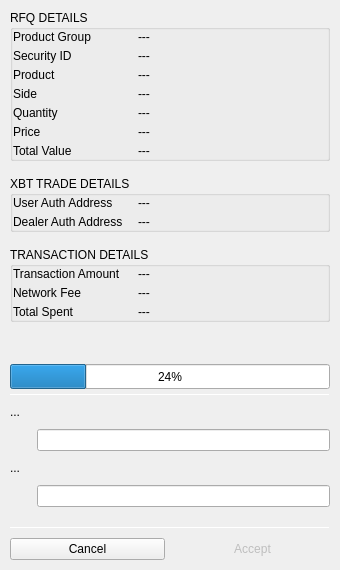
First picture: the form in BlockSettleUILib/XBTSettlementTransactionWidget.ui, repository BlockSettle/terminal, before the edit.
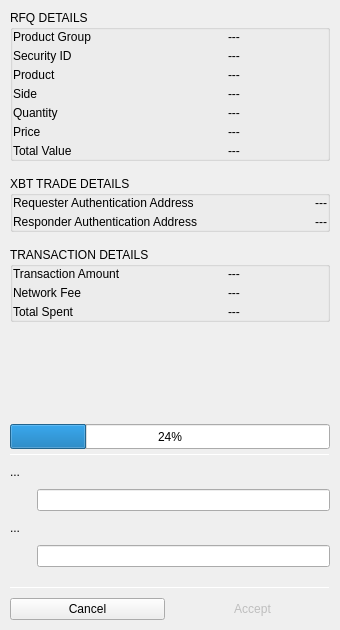
Second picture: the form after the edit. Icons and pictures are not drawn.

Commit message: Verified XBT requester settlement window.

Patch:
```diff
--- a/BlockSettleUILib/XBTSettlementTransactionWidget.ui
+++ b/BlockSettleUILib/XBTSettlementTransactionWidget.ui
@@ -7,15 +7,21 @@
     <x>0</x>
     <y>0</y>
     <width>340</width>
-    <height>570</height>
+    <height>630</height>
    </rect>
   </property>
   <property name="sizePolicy">
-   <sizepolicy hsizetype="Fixed" vsizetype="MinimumExpanding">
+   <sizepolicy hsizetype="Fixed" vsizetype="Fixed">
     <horstretch>0</horstretch>
     <verstretch>0</verstretch>
    </sizepolicy>
   </property>
+  <property name="minimumSize">
+   <size>
+    <width>340</width>
+    <height>630</height>
+   </size>
+  </property>
   <property name="windowTitle">
    <string>Form</string>
   </property>
@@ -126,7 +132,7 @@
               </property>
               <property name="minimumSize">
                <size>
-                <width>120</width>
+                <width>210</width>
                 <height>0</height>
                </size>
               </property>
@@ -197,7 +203,7 @@
               </property>
               <property name="minimumSize">
                <size>
-                <width>120</width>
+                <width>210</width>
                 <height>0</height>
                </size>
               </property>
@@ -268,7 +274,7 @@
               </property>
               <property name="minimumSize">
                <size>
-                <width>120</width>
+                <width>210</width>
                 <height>0</height>
                </size>
               </property>
@@ -339,7 +345,7 @@
               </property>
               <property name="minimumSize">
                <size>
-                <width>120</width>
+                <width>210</width>
                 <height>0</height>
                </size>
               </property>
@@ -410,7 +416,7 @@
               </property>
               <property name="minimumSize">
                <size>
-                <width>120</width>
+                <width>210</width>
                 <height>0</height>
                </size>
               </property>
@@ -481,7 +487,7 @@
               </property>
               <property name="minimumSize">
                <size>
-                <width>120</width>
+                <width>210</width>
                 <height>0</height>
                </size>
               </property>
@@ -552,7 +558,7 @@
               </property>
               <property name="minimumSize">
                <size>
-                <width>120</width>
+                <width>210</width>
                 <height>0</height>
                </size>
               </property>
@@ -640,14 +646,14 @@
             <item>
              <widget class="QLabel" name="label_9">
               <property name="sizePolicy">
-               <sizepolicy hsizetype="Minimum" vsizetype="Preferred">
+               <sizepolicy hsizetype="Fixed" vsizetype="Preferred">
                 <horstretch>0</horstretch>
                 <verstretch>0</verstretch>
                </sizepolicy>
               </property>
               <property name="minimumSize">
                <size>
-                <width>120</width>
+                <width>210</width>
                 <height>0</height>
                </size>
               </property>
@@ -658,7 +664,7 @@
                </size>
               </property>
               <property name="text">
-               <string>User Auth Address</string>
+               <string>Requester Authentication Address</string>
               </property>
               <property name="wordWrap">
                <bool>true</bool>
@@ -676,6 +682,9 @@
               <property name="text">
                <string>---</string>
               </property>
+              <property name="alignment">
+               <set>Qt::AlignRight|Qt::AlignTrailing|Qt::AlignVCenter</set>
+              </property>
               <property name="whiteLabel" stdset="0">
                <bool>true</bool>
               </property>
@@ -711,14 +720,14 @@
             <item>
              <widget class="QLabel" name="label_10">
               <property name="sizePolicy">
-               <sizepolicy hsizetype="Minimum" vsizetype="Preferred">
+               <sizepolicy hsizetype="Fixed" vsizetype="Preferred">
                 <horstretch>0</horstretch>
                 <verstretch>0</verstretch>
                </sizepolicy>
               </property>
               <property name="minimumSize">
                <size>
-                <width>120</width>
+                <width>210</width>
                 <height>0</height>
                </size>
               </property>
@@ -729,7 +738,7 @@
                </size>
               </property>
               <property name="text">
-               <string>Dealer Auth Address</string>
+               <string>Responder Authentication Address</string>
               </property>
               <property name="wordWrap">
                <bool>true</bool>
@@ -747,6 +756,9 @@
               <property name="text">
                <string>---</string>
               </property>
+              <property name="alignment">
+               <set>Qt::AlignRight|Qt::AlignTrailing|Qt::AlignVCenter</set>
+              </property>
               <property name="whiteLabel" stdset="0">
                <bool>true</bool>
               </property>
@@ -813,7 +825,7 @@
               </property>
               <property name="minimumSize">
                <size>
-                <width>120</width>
+                <width>210</width>
                 <height>0</height>
                </size>
               </property>
@@ -884,7 +896,7 @@
               </property>
               <property name="minimumSize">
                <size>
-                <width>120</width>
+                <width>210</width>
                 <height>0</height>
                </size>
               </property>
@@ -955,7 +967,7 @@
               </property>
               <property name="minimumSize">
                <size>
-                <width>120</width>
+                <width>210</width>
                 <height>0</height>
                </size>
               </property>
```
The commit also changes 1 other file.
